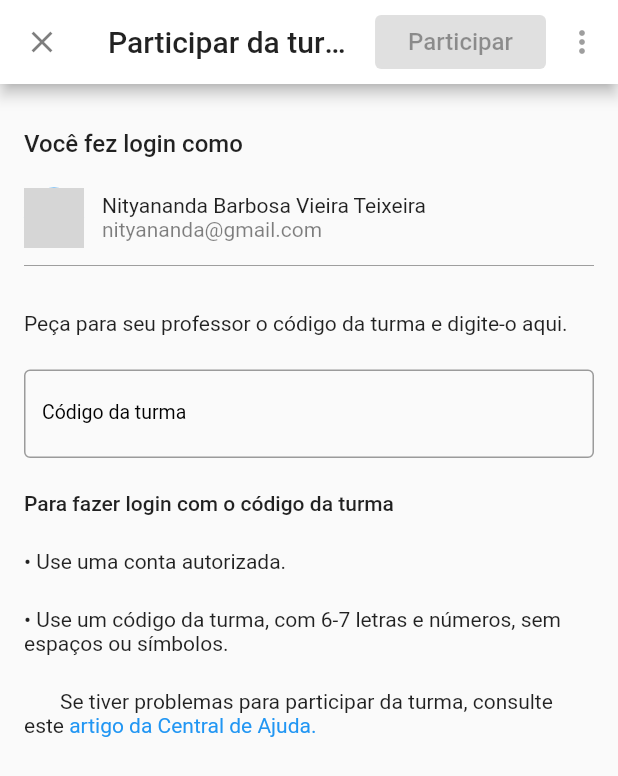
After one commit to NityanandaBarbosa/Classroom-Clone, a Flutter app: the JoinPageForm screen opened by its route, after a tap on "artigo da Central de Ajuda.", on a phone screen of 412 x 824 dp. The commit adds this screen. Shown: the top 776 px of the screen. Run offline on Flutter 3.47's test engine with Material 2 defaults, Android fonts, the phone set to English and light mode, and no system bars; our stand-ins replace dartz, dio, flutter_modular, flutter_triple; accounts and stored records are empty; network calls fail; grey boxes are pictures that could not be loaded.

Commit message:
feat : able to join a class by front-end

```diff
--- a/lib/app/app_widget.dart
+++ b/lib/app/app_widget.dart
@@ -24,6 +24,7 @@ class AppWidget extends StatelessWidget {
       title: 'Flutter Slidy',
       debugShowCheckedModeBanner: false,
       scaffoldMessengerKey: snackbarKey,
+      color: Colors.white,
       theme: ThemeData(primarySwatch: Colors.blue),
       routeInformationParser: Modular.routeInformationParser,
       routerDelegate: Modular.routerDelegate,
--- a/lib/app/modules/home/presenter/components/class_custom_text_field.dart
+++ b/lib/app/core/components/class_custom_text_field.dart
@@ -5,15 +5,17 @@ class ClassCustomTextField extends StatelessWidget {
   final String text;
   final TextEditingController textController;
   final String initalValue;
+  final double padding;
   final FieldIsEmptyStore? store;
 
-  const ClassCustomTextField(
-      {Key? key,
-      required this.text,
-      required this.textController,
-      this.initalValue = "",
-      this.store})
-      : super(key: key);
+  const ClassCustomTextField({
+    Key? key,
+    required this.text,
+    required this.textController,
+    this.initalValue = "",
+    this.padding = 9.0,
+    this.store,
+  }) : super(key: key);
 
   @override
   Widget build(BuildContext context) {
@@ -22,7 +24,7 @@ class ClassCustomTextField extends StatelessWidget {
             primaryColor: Colors.lightBlueAccent,
             primaryColorDark: Colors.lightBlueAccent),
         child: Padding(
-          padding: const EdgeInsets.all(5),
+          padding: EdgeInsets.all(padding),
           child: Container(
             alignment: Alignment.topCenter,
             child: TextField(
--- a/lib/app/modules/auth/presenter/components/custom_text_field.dart
+++ b/lib/app/core/components/custom_text_field.dart
@@ -1,11 +1,16 @@
 import 'package:flutter/material.dart';
 import 'package:ifroom/app/core/styles/components_styles.dart';
+
+import '../stores/field_is_empty_store.dart';
 
 class CustomTextField extends StatelessWidget {
   final String text;
   final bool isPassword;
   final TextEditingController textController;
+  final bool hasButton;
   final bool isPasswordHide;
+  final double padding;
+  final FieldIsEmptyStore? store;
 
   const CustomTextField({
     Key? key,
@@ -13,6 +18,9 @@ class CustomTextField extends StatelessWidget {
     required this.isPassword,
     required this.textController,
     this.isPasswordHide = false,
+    this.hasButton = false,
+    this.padding = 5.0,
+    this.store,
   }) : super(key: key);
 
   @override
@@ -21,19 +29,23 @@ class CustomTextField extends StatelessWidget {
         data: ThemeData(
             primaryColor: Colors.black54, primaryColorDark: Colors.black54),
         child: Padding(
-          padding: const EdgeInsets.all(5),
+          padding: EdgeInsets.all(padding),
           child: Container(
             alignment: Alignment.topCenter,
             child: TextField(
               obscureText: isPasswordHide,
               controller: textController,
               keyboardType: TextInputType.emailAddress,
+              onChanged:
+                  store != null ? ((value) => store?.isEmpty(value)) : null,
               decoration: InputDecoration(
                 hintText: text,
                 labelText: text,
                 labelStyle: ComponentsStyles.regurlar13Black,
                 border: ComponentsStyles.inputBorderBlack54,
-                suffixIcon: !isPassword
+                suffixIcon: !hasButton
+                    ? null
+                    : !isPassword
                         ? const IconButton(
                             icon: Icon(Icons.account_circle),
                             onPressed: null,
--- a/lib/app/core/stores/auth_store.dart
+++ b/lib/app/core/stores/auth_store.dart
@@ -1,9 +1,14 @@
 import 'package:flutter_triple/flutter_triple.dart';
 import 'package:ifroom/app/core/errors/token_expired_or_invalid.dart';
 import 'package:ifroom/app/modules/auth/domain/entities/access_token.dart';
+import 'package:ifroom/app/modules/auth/domain/entities/sing_up_user.dart';
 
 class AuthStore extends NotifierStore<TokenExpiredOrInvalid, AccessToken> {
   AuthStore() : super(AccessToken(accessToken: "", expiresAt: DateTime.now()));
+  late SingedUser _user;
+  void setSingedUser(SingedUser user) => _user = user;
 
+  String get email => _user.email;
+  String get name => _user.name;
   String get accessToken => "Bearer " + state.accessToken;
 }
--- a/lib/app/modules/auth/presenter/components/sing_in_form.dart
+++ b/lib/app/modules/auth/presenter/components/sing_in_form.dart
@@ -2,7 +2,7 @@
 import 'package:flutter/material.dart';
 import 'package:flutter_modular/flutter_modular.dart';
 
-import 'package:ifroom/app/modules/auth/presenter/components/custom_text_field.dart';
+import 'package:ifroom/app/core/components/custom_text_field.dart';
 import 'package:ifroom/app/modules/auth/presenter/stores/sing_in_store.dart';
 
 class SingInForm extends StatelessWidget {
--- a/lib/app/modules/auth/presenter/components/sing_up_form.dart
+++ b/lib/app/modules/auth/presenter/components/sing_up_form.dart
@@ -1,6 +1,6 @@
 import 'package:flutter/material.dart';
 import 'package:flutter_modular/flutter_modular.dart';
-import 'package:ifroom/app/modules/auth/presenter/components/custom_text_field.dart';
+import 'package:ifroom/app/core/components/custom_text_field.dart';
 import 'package:ifroom/app/modules/auth/presenter/stores/sing_up_store.dart';
 
 class SingUpForm extends StatelessWidget {
--- a/lib/app/modules/home/home_module.dart
+++ b/lib/app/modules/home/home_module.dart
@@ -1,12 +1,16 @@
 import 'package:flutter_modular/flutter_modular.dart';
+import 'package:ifroom/app/core/stores/field_is_empty_store.dart';
 import 'package:ifroom/app/modules/home/domain/repositories/class_repository.dart';
 import 'package:ifroom/app/modules/home/domain/usecases/create_class.dart';
 import 'package:ifroom/app/modules/home/domain/usecases/get_classes.dart';
+import 'package:ifroom/app/modules/home/domain/usecases/join_class.dart';
 import 'package:ifroom/app/modules/home/external/datasource/api_class_data_source.dart';
 import 'package:ifroom/app/modules/home/infra/datasources/class_data_source.dart';
 import 'package:ifroom/app/modules/home/infra/repositories/class_repository_impl.dart';
 import 'package:ifroom/app/modules/home/presenter/pages/create_class_form.dart';
+import 'package:ifroom/app/modules/home/presenter/pages/join_page_form.dart';
 import 'package:ifroom/app/modules/home/presenter/stores/create_class_store.dart';
+import 'package:ifroom/app/modules/home/presenter/stores/join_class_store.dart';
 import 'presenter/stores/home_store.dart';
 
 import 'presenter/pages/home_page.dart';
@@ -21,9 +25,11 @@ class HomeModule extends Module {
     //usecase
     Bind.factory<GetClasses>(((i) => GetClassesImpl(i()))),
     Bind.factory<CreateClass>(((i) => CreateClassImpl(i()))),
+    Bind.factory<JoinClass>(((i) => JoinClassImpl(i()))),
     //store
     Bind.lazySingleton((i) => HomeStore(i())),
     Bind.factory((i) => CreateClassStore(i(), i())),
+    Bind.factory((i) => JoinClassStore(i())),
   ];
 
   @override
@@ -31,8 +37,11 @@ class HomeModule extends Module {
     ChildRoute(Modular.initialRoute,
         child: (_, args) => HomePage(store: Modular.get<HomeStore>())),
     ChildRoute('/class',
-        child: (_, args) => CreateClassForm(
-              store: Modular.get<CreateClassStore>(),
-            )),
+        child: (_, args) =>
+            CreateClassForm(store: Modular.get<CreateClassStore>())),
+    ChildRoute('/join-class',
+        child: (_, args) => JoinPageForm(
+            store: Modular.get<JoinClassStore>(),
+            emptyStore: Modular.get<FieldIsEmptyStore>())),
   ];
 }
--- /dev/null
+++ b/lib/app/modules/home/presenter/components/responsive_join_button.dart
@@ -0,0 +1,71 @@
+import 'package:flutter/material.dart';
+import 'package:flutter_triple/flutter_triple.dart';
+import 'package:ifroom/app/core/stores/field_is_empty_store.dart';
+import 'package:ifroom/app/modules/home/presenter/stores/join_class_store.dart';
+
+class ResponsiveJoinButton extends StatelessWidget {
+  final JoinClassStore store;
+  final FieldIsEmptyStore isEmptyStore;
+  final TextEditingController code;
+  const ResponsiveJoinButton({
+    Key? key,
+    required this.store,
+    required this.isEmptyStore,
+    required this.code,
+  }) : super(key: key);
+
+  @override
+  Widget build(BuildContext context) {
+    return ScopedBuilder(
+        store: store,
+        onLoading: (context) => const JoinButtonBlock(),
+        onState: (context, state) => JoinButton(
+              store: store,
+              fieldIsEmptyStore: isEmptyStore,
+              code: code,
+            ),
+        onError: (context, state) => JoinButton(
+              store: store,
+              fieldIsEmptyStore: isEmptyStore,
+              code: code,
+            ));
+  }
+}
+
+class JoinButton extends StatelessWidget {
+  final JoinClassStore store;
+  final FieldIsEmptyStore fieldIsEmptyStore;
+  final TextEditingController code;
+  const JoinButton({
+    Key? key,
+    required this.store,
+    required this.fieldIsEmptyStore,
+    required this.code,
+  }) : super(key: key);
+
+  @override
+  Widget build(BuildContext context) {
+    return ElevatedButton(
+        onPressed: fieldIsEmptyStore.state == true
+            ? () async => await store.createClass(code.text)
+            : null,
+        child: const Padding(
+          padding: EdgeInsets.symmetric(horizontal: 6),
+          child: Text("Participar", style: TextStyle(fontSize: 16)),
+        ));
+  }
+}
+
+class JoinButtonBlock extends StatelessWidget {
+  const JoinButtonBlock({Key? key}) : super(key: key);
+
+  @override
+  Widget build(BuildContext context) {
+    return const ElevatedButton(
+        onPressed: null,
+        child: Padding(
+          padding: EdgeInsets.symmetric(horizontal: 6),
+          child: Text("Participar", style: TextStyle(fontSize: 16)),
+        ));
+  }
+}
--- /dev/null
+++ b/lib/app/modules/home/presenter/components/user_info.dart
@@ -0,0 +1,56 @@
+import 'package:flutter/material.dart';
+
+class UserInfo extends StatelessWidget {
+  const UserInfo({Key? key}) : super(key: key);
+
+  @override
+  Widget build(BuildContext context) {
+    return Column(
+      crossAxisAlignment: CrossAxisAlignment.start,
+      mainAxisAlignment: MainAxisAlignment.spaceBetween,
+      children: [
+        const Padding(
+          padding: EdgeInsets.fromLTRB(0, 0, 0, 20),
+          child: Text(
+            "Você fez login como",
+            style: TextStyle(fontSize: 16, fontWeight: FontWeight.w500),
+          ),
+        ),
+        Row(
+          mainAxisAlignment: MainAxisAlignment.start,
+          // crossAxisAlignment: Cross,
+          children: [
+            CircleAvatar(
+              backgroundImage: NetworkImage(
+                "https://images.pexels.com/photos/2379004/pexels-photo-2379004.jpeg?auto=compress&cs=tinysrgb&w=1260&h=750&dpr=1",
+              ),
+              backgroundColor: Colors.blue,
+            ),
+            Padding(
+              padding: const EdgeInsets.only(left: 12.0),
+              child: Column(
+                crossAxisAlignment: CrossAxisAlignment.start,
+                children: [
+                  Text(
+                    "Nityananda Barbosa Vieira Teixeira",
+                    style: TextStyle(fontWeight: FontWeight.w400),
+                  ),
+                  Text(
+                    "nityananda@gmail.com",
+                    style: TextStyle(color: Colors.black.withOpacity(0.5)),
+                  ),
+                ],
+              ),
+            )
+          ],
+        ),
+        const Padding(
+          padding: EdgeInsets.only(top: 4.0, bottom: 0),
+          child: Divider(
+            color: Colors.grey,
+          ),
+        )
+      ],
+    );
+  }
+}
--- a/lib/app/modules/home/presenter/pages/create_class_form.dart
+++ b/lib/app/modules/home/presenter/pages/create_class_form.dart
@@ -4,7 +4,7 @@ import 'package:flutter_modular/flutter_modular.dart';
 import 'package:flutter_triple/flutter_triple.dart';
 
 import 'package:ifroom/app/modules/home/domain/errors/class_errors.dart';
-import 'package:ifroom/app/modules/home/presenter/components/class_custom_text_field.dart';
+import 'package:ifroom/app/core/components/class_custom_text_field.dart';
 import 'package:ifroom/app/modules/home/presenter/components/create_button.dart';
 import 'package:ifroom/app/modules/home/presenter/stores/create_class_store.dart';
 
--- a/lib/app/modules/home/presenter/pages/home_page.dart
+++ b/lib/app/modules/home/presenter/pages/home_page.dart
@@ -75,7 +75,8 @@ class _HomePageState extends State<HomePage> {
                           ),
                         ),
                         ListTile(
-                          onTap: () => print("Entrar na turma"),
+                          onTap: () => Modular.to
+                              .pushReplacementNamed('/home/join-class'),
                           title: const Text(
                             "Participar da turma",
                             style: TextStyle(fontSize: 15),
--- /dev/null
+++ b/lib/app/modules/home/presenter/pages/join_page_form.dart
@@ -0,0 +1,133 @@
+import 'package:flutter/material.dart';
+import 'package:flutter_modular/flutter_modular.dart';
+import 'package:flutter_triple/flutter_triple.dart';
+import 'package:ifroom/app/core/components/custom_text_field.dart';
+import 'package:ifroom/app/modules/home/domain/errors/class_errors.dart';
+import 'package:ifroom/app/modules/home/presenter/components/responsive_join_button.dart';
+import 'package:ifroom/app/modules/home/presenter/components/user_info.dart';
+import 'package:ifroom/app/modules/home/presenter/stores/join_class_store.dart';
+
+import '../../../../core/stores/field_is_empty_store.dart';
+
+class JoinPageForm extends StatefulWidget {
+  final JoinClassStore store;
+  final FieldIsEmptyStore emptyStore;
+  const JoinPageForm({Key? key, required this.store, required this.emptyStore})
+      : super(key: key);
+
+  @override
+  _JoinPageFormState createState() => _JoinPageFormState();
+}
+
+class _JoinPageFormState extends State<JoinPageForm> {
+  @override
+  void initState() {
+    super.initState();
+    widget.store.observer(
+      onError: ((error) {
+        final snackBar = SnackBar(
+          content: Text(error.message),
+          backgroundColor: Colors.red,
+        );
+
+        if (error is! ClassDoNothing) {
+          ScaffoldMessenger.of(context).showSnackBar(snackBar);
+        }
+      }),
+    );
+  }
+
+  TextEditingController code = TextEditingController();
+  @override
+  Widget build(BuildContext context) {
+    return Scaffold(
+      appBar: AppBar(
+        centerTitle: false,
+        title: const Text("Participar da turma",
+            style: TextStyle(color: Colors.black87)),
+        leading: InkWell(
+            child: const Icon(
+              Icons.close,
+              color: Color.fromARGB(134, 9, 9, 9),
+            ),
+            onTap: () => Modular.to.pushReplacementNamed('/home/')),
+        backgroundColor: Colors.white,
+        actions: [
+          Row(
+            children: [
+              ScopedBuilder(
+                store: widget.emptyStore,
+                onState: (context, state) => ResponsiveJoinButton(
+                    store: widget.store,
+                    code: code,
+                    isEmptyStore: widget.emptyStore),
+              ),
+              const IconButton(onPressed: null, icon: Icon(Icons.more_vert))
+            ],
+          ),
+        ],
+      ),
+      body: Column(
+        children: [
+          ScopedBuilder(
+            store: widget.store,
+            onLoading: (context) => const LinearProgressIndicator(),
+            onError: (context, error) => Container(),
+            onState: (context, state) => Container(),
+          ),
+          Padding(
+            padding: const EdgeInsets.symmetric(horizontal: 16, vertical: 30),
+            child: Column(
+              children: [
+                const UserInfo(),
+                SizedBox(
+                  height: MediaQuery.of(context).size.height * 0.4,
+                  child: Column(
+                    crossAxisAlignment: CrossAxisAlignment.start,
+                    mainAxisAlignment: MainAxisAlignment.spaceEvenly,
+                    children: [
+                      const Text(
+                          "Peça para seu professor o código da turma e digite-o aqui."),
+                      CustomTextField(
+                        text: "Código da turma",
+                        isPassword: false,
+                        textController: code,
+                        padding: 0,
+                        store: widget.emptyStore,
+                      ),
+                      const Text(
+                        "Para fazer login com o código da turma",
+                        style: TextStyle(fontWeight: FontWeight.w500),
+                      ),
+                      const Text("• Use uma conta autorizada."),
+                      const Text(
+                          "• Use um código da turma, com 6-7 letras e números, sem espaços ou símbolos."),
+                      Column(
+                        children: [
+                          const Text(
+                            "Se tiver problemas para participar da turma, consulte ",
+                          ),
+                          Row(
+                            children: [
+                              const Text("este "),
+                              InkWell(
+                                  onTap: () => print("artigo"),
+                                  child: const Text(
+                                    "artigo da Central de Ajuda.",
+                                    style: TextStyle(color: Colors.blue),
+                                  )),
+                            ],
+                          )
+                        ],
+                      )
+                    ],
+                  ),
+                )
+              ],
+            ),
+          ),
+        ],
+      ),
+    );
+  }
+}
--- /dev/null
+++ b/lib/app/modules/home/presenter/stores/join_class_store.dart
@@ -0,0 +1,31 @@
+import 'package:flutter_modular/flutter_modular.dart';
+import 'package:flutter_triple/flutter_triple.dart';
+import 'package:ifroom/app/modules/home/domain/entities/class.dart';
+import 'package:ifroom/app/modules/home/domain/errors/class_errors.dart';
+import 'package:ifroom/app/modules/home/domain/usecases/join_class.dart';
+
+class JoinClassStore extends NotifierStore<ClassException, Class> {
+  final JoinClassImpl usecase;
+  JoinClassStore(this.usecase)
+      : super(Class(
+          id: 0,
+          name: "",
+          creator: "",
+          section: "",
+          room: "",
+          subject: "",
+        ));
+
+  Future<void> createClass(String code) async {
+    setLoading(true);
+    final result = await usecase(code);
+    result.fold((l) {
+      setError(l);
+      setError(ClassDoNothing(""));
+    }, (r) {
+      update(r);
+      Modular.to.pushReplacementNamed('/home/');
+    });
+    setLoading(false);
+  }
+}
```
Lines whose indentation alone changed are shown as unchanged.
